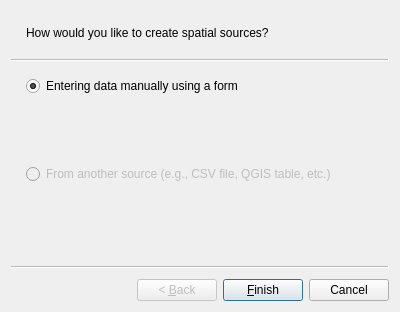
SwissTierrasColombia/Asistente-LADM-COL, file asistente_ladm_col/ui/wiz_create_spatial_source_cadastre.ui: the form before one commit.
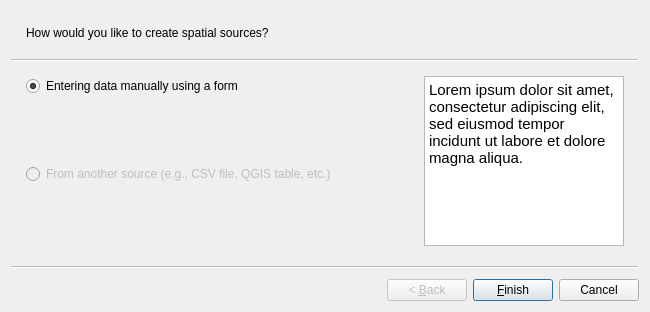
The form after the commit.

Commit message: Add help panels to wizards

What changed in the file:
```diff
--- a/asistente_ladm_col/ui/wiz_create_spatial_source_cadastre.ui
+++ b/asistente_ladm_col/ui/wiz_create_spatial_source_cadastre.ui
@@ -6,7 +6,7 @@
    <rect>
     <x>0</x>
     <y>0</y>
-    <width>400</width>
+    <width>650</width>
     <height>312</height>
    </rect>
   </property>
@@ -17,8 +17,8 @@
    <property name="subTitle">
     <string>How would you like to create spatial sources?</string>
    </property>
-   <layout class="QVBoxLayout" name="verticalLayout_2">
-    <item>
+   <layout class="QGridLayout" name="gridLayout">
+    <item row="0" column="0">
      <layout class="QVBoxLayout" name="verticalLayout">
       <item>
        <widget class="QRadioButton" name="rad_party_create">
@@ -68,6 +68,23 @@
       </item>
      </layout>
     </item>
+    <item row="0" column="1">
+     <widget class="QTextBrowser" name="txt_help_page_1">
+      <property name="maximumSize">
+       <size>
+        <width>200</width>
+        <height>16777215</height>
+       </size>
+      </property>
+      <property name="html">
+       <string>&lt;!DOCTYPE HTML PUBLIC &quot;-//W3C//DTD HTML 4.0//EN&quot; &quot;http://www.w3.org/TR/REC-html40/strict.dtd&quot;&gt;
+&lt;html&gt;&lt;head&gt;&lt;meta name=&quot;qrichtext&quot; content=&quot;1&quot; /&gt;&lt;style type=&quot;text/css&quot;&gt;
+p, li { white-space: pre-wrap; }
+&lt;/style&gt;&lt;/head&gt;&lt;body style=&quot; font-family:'Ubuntu'; font-size:11pt; font-weight:400; font-style:normal;&quot;&gt;
+&lt;p style=&quot; margin-top:0px; margin-bottom:0px; margin-left:0px; margin-right:0px; -qt-block-indent:0; text-indent:0px;&quot;&gt;Lorem ipsum dolor sit amet, consectetur adipiscing elit, sed eiusmod tempor incidunt ut labore et dolore magna aliqua.&lt;/p&gt;&lt;/body&gt;&lt;/html&gt;</string>
+      </property>
+     </widget>
+    </item>
    </layout>
   </widget>
  </widget>
```
The commit also changes 11 other files.
